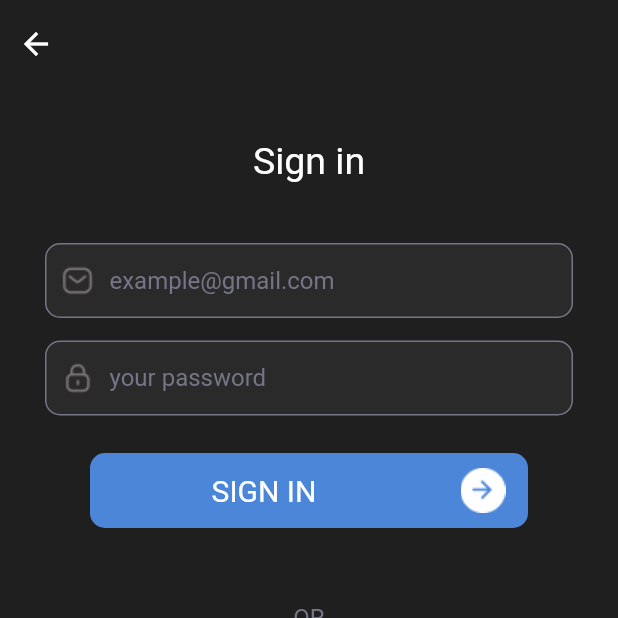
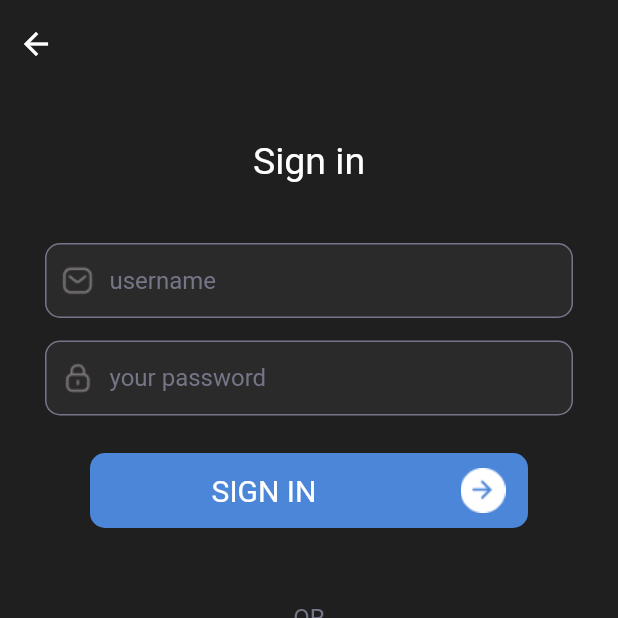
Before and after one commit to tharindu97/SuntechIT-Assessment, a Flutter app: the UserLogin screen opened by its route, after a tap on "SIGN IN", on a phone screen of 412 x 824 dp, the top half of it. Run offline on Flutter 3.47's test engine with Material 2 defaults, Android fonts, the phone set to English and light mode, and no system bars; our stand-ins replace dio, flutter_dotenv, fluttertoast, google_nav_bar, pin_code_fields, retrofit and 1 more; accounts and stored records are empty; generated files the repository leaves out were written again; network calls fail.

Commit message:
User Login Account

```diff
--- a/lib/bloc/authentication_bloc.dart
+++ b/lib/bloc/authentication_bloc.dart
@@ -16,4 +16,12 @@ class AuthenticationBloc {
   Future<Responce> createUserAccount(RequestBody requestBody) async {
     return await repository.registerClient.createUser(requestBody);
   }
+
+  Future<Responce> loginUserAccount({
+    required String token,
+    required String username,
+    required String password,
+  }) async {
+    return await repository.loginClient.loginUser(token, username, password);
+  }
 }
--- a/lib/repository/repo.dart
+++ b/lib/repository/repo.dart
@@ -1,3 +1,4 @@
+import 'package:ecommerce/model/userlogin/userlogin.dart';
 import 'package:ecommerce/model/userregister/userregister.dart';
 import 'package:ecommerce/repository/http_client.dart';
 
@@ -10,4 +11,5 @@ class Repository {
   Repository._internal();
 
   RegisterClient registerClient = RegisterClient(HttpClient().dio);
+  LoginClient loginClient = LoginClient(HttpClient().dio);
 }
--- /dev/null
+++ b/lib/utils/user_token.dart
@@ -0,0 +1,6 @@
+import 'package:shared_preferences/shared_preferences.dart';
+
+saveToken(String token) async {
+  SharedPreferences prefs = await SharedPreferences.getInstance();
+  await prefs.setString("token", token);
+}
--- a/lib/views/user_login/user_login.dart
+++ b/lib/views/user_login/user_login.dart
@@ -1,8 +1,13 @@
+import 'package:ecommerce/bloc/authentication_bloc.dart';
 import 'package:ecommerce/config/color_config.dart';
+import 'package:ecommerce/model/helper/authenricationrespond.dart';
+import 'package:ecommerce/utils/user_token.dart';
+import 'package:ecommerce/views/navigation/navigation_bar.dart';
 import 'package:ecommerce/widgets/common_widget.dart';
 import 'package:ecommerce/widgets/custom_button.dart';
 import 'package:ecommerce/widgets/social_media_button.dart';
 import 'package:flutter/material.dart';
+import 'package:shared_preferences/shared_preferences.dart';
 
 class UserLogin extends StatefulWidget {
   static const routeName = './login';
@@ -13,6 +18,19 @@ class UserLogin extends StatefulWidget {
 }
 
 class _UserLoginState extends State<UserLogin> {
+  AuthenticationBloc authenticationBloc = AuthenticationBloc();
+  final TextEditingController _userNameController = TextEditingController();
+  final TextEditingController _passwordController = TextEditingController();
+
+  String? token;
+  Future<SharedPreferences> prefs = SharedPreferences.getInstance();
+
+  @override
+  void initState() {
+    prefs.then((value) => {token = value.getString('token')});
+    super.initState();
+  }
+
   @override
   Widget build(BuildContext context) {
     return Scaffold(
@@ -52,10 +70,11 @@ class _UserLoginState extends State<UserLogin> {
                   padding: const EdgeInsets.only(left: 10, right: 10),
                   child: Image.asset("images/email.png"),
                 ),
-                const Expanded(
-                  child: TextField(
-                    decoration: InputDecoration(
-                      hintText: "example@gmail.com",
+                Expanded(
+                  child: TextFormField(
+                    controller: _userNameController,
+                    decoration: const InputDecoration(
+                      hintText: "username",
                       hintStyle: TextStyle(color: AppColor.lightGray),
                       border: InputBorder.none,
                       labelStyle: TextStyle(fontSize: 20.0),
@@ -89,9 +108,10 @@ class _UserLoginState extends State<UserLogin> {
                   padding: const EdgeInsets.only(left: 10, right: 10),
                   child: Image.asset("images/password.png"),
                 ),
-                const Expanded(
-                  child: TextField(
-                    decoration: InputDecoration(
+                Expanded(
+                  child: TextFormField(
+                    controller: _passwordController,
+                    decoration: const InputDecoration(
                       hintText: "your password",
                       hintStyle: TextStyle(color: AppColor.lightGray),
                       border: InputBorder.none,
@@ -110,7 +130,24 @@ class _UserLoginState extends State<UserLogin> {
 
           CustomButton(
             title: "SIGN IN",
-            onTap: () {},
+            onTap: () async {
+              await authenticationBloc
+                  .loginUserAccount(
+                    token: token.toString(),
+                    username: _userNameController.text.toString(),
+                    password: _passwordController.text.toString(),
+                  )
+                  .then((Responce responce) => {
+                        if (responce.status == 1)
+                          {
+                            Navigator.pushNamed(
+                              context,
+                              NavigationBar.routeName,
+                            ),
+                          },
+                        flutterToast(msg: responce.message),
+                      });
+            },
           ),
 
           const SizedBox(
--- a/lib/views/user_register/user_register.dart
+++ b/lib/views/user_register/user_register.dart
@@ -2,11 +2,13 @@ import 'package:ecommerce/bloc/authentication_bloc.dart';
 import 'package:ecommerce/config/color_config.dart';
 import 'package:ecommerce/model/helper/authenricationrespond.dart';
 import 'package:ecommerce/model/userregister/userregister.dart';
+import 'package:ecommerce/utils/user_token.dart';
 import 'package:ecommerce/views/user_login/user_login.dart';
 import 'package:ecommerce/widgets/common_widget.dart';
 import 'package:ecommerce/widgets/custom_button.dart';
 import 'package:ecommerce/widgets/social_media_button.dart';
 import 'package:flutter/material.dart';
+import 'package:shared_preferences/shared_preferences.dart';
 
 class UserRegister extends StatefulWidget {
   static const routeName = './register';
@@ -207,6 +209,9 @@ class _UserRegisterState extends State<UserRegister> {
                   .then((Responce responce) => {
                         if (responce.status == 1)
                           {
+                            saveToken(
+                              responce.token.toString(),
+                            ),
                             Navigator.pushNamed(context, UserLogin.routeName),
                           },
                         flutterToast(msg: responce.message),
--- a/pubspec.yaml
+++ b/pubspec.yaml
@@ -18,6 +18,7 @@ dependencies:
   google_nav_bar: ^5.0.5
   retrofit: ^2.0.1
   fluttertoast: ^8.0.1-nullsafety.0
+  shared_preferences: ^2.0.6
 
 dev_dependencies:
   flutter_test:
```
Also changed, not shown: lib/model/userlogin/userlogin.dart (+19 -461 lines), lib/model/userlogin/userlogin.g.dart (added), pubspec.lock.
